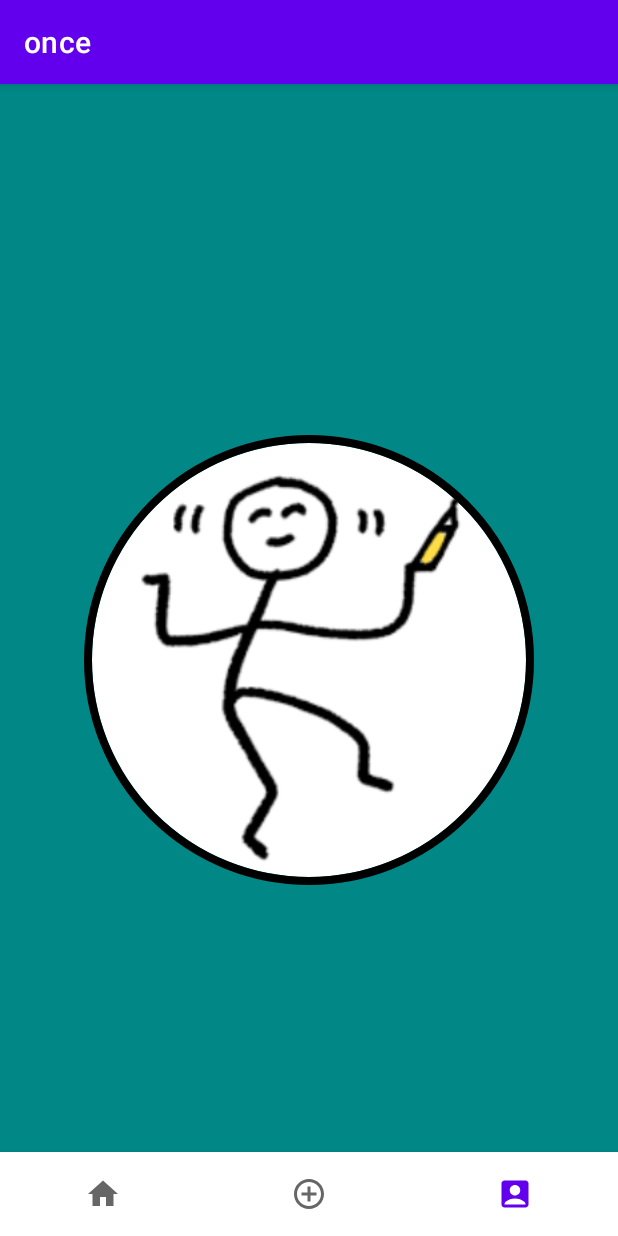
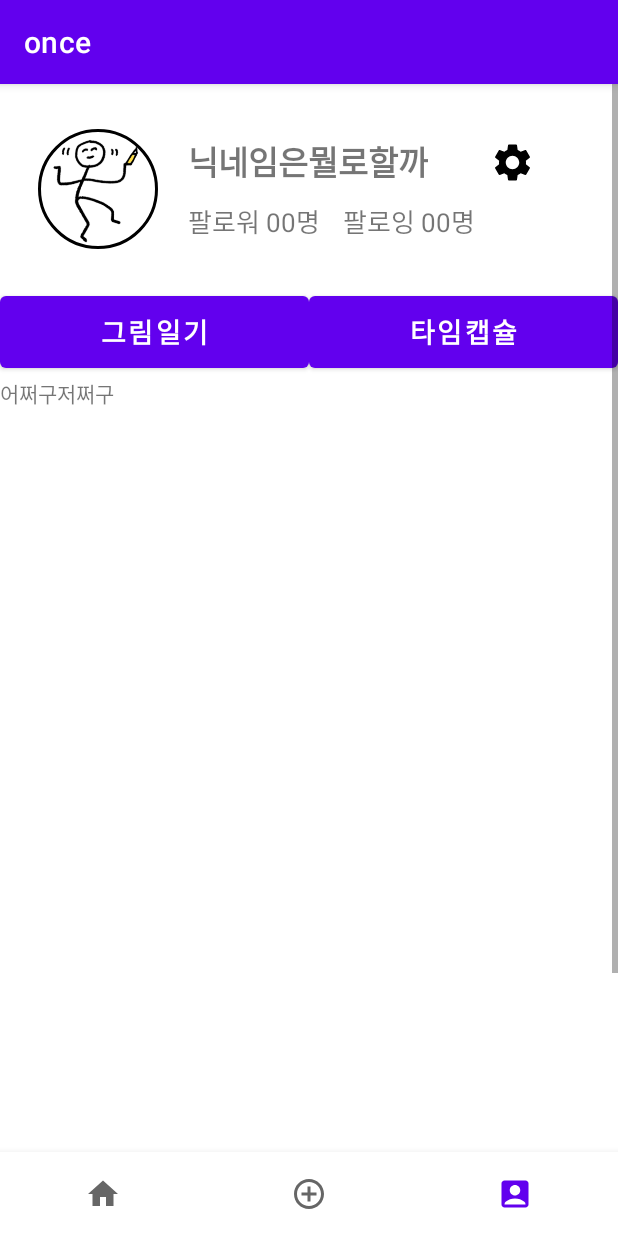
Before and after one commit to UzzerDiyonce/once, an Android app: the screen it shows after launch (MainActivity), item 3 of the bottom bar chosen, on a phone screen of 412 x 824 dp. Run offline under Robolectric (Android 15) with nearby library versions, the phone set to English and light mode, and no system bars; our stand-ins replace CircleImageView.

Commit message:
마이페이지1
프사, 닉네임, 팔로우, 팔로잉, 설정, 그림일기,타임캡슐 등 화면 배치

```diff
--- /dev/null
+++ b/app/src/main/res/drawable/ic_baseline_settings_24.xml
@@ -0,0 +1,5 @@
+<vector android:height="24dp" android:tint="#000000"
+    android:viewportHeight="24" android:viewportWidth="24"
+    android:width="24dp" xmlns:android="http://schemas.android.com/apk/res/android">
+    <path android:fillColor="@android:color/white" android:pathData="M19.14,12.94c0.04,-0.3 0.06,-0.61 0.06,-0.94c0,-0.32 -0.02,-0.64 -0.07,-0.94l2.03,-1.58c0.18,-0.14 0.23,-0.41 0.12,-0.61l-1.92,-3.32c-0.12,-0.22 -0.37,-0.29 -0.59,-0.22l-2.39,0.96c-0.5,-0.38 -1.03,-0.7 -1.62,-0.94L14.4,2.81c-0.04,-0.24 -0.24,-0.41 -0.48,-0.41h-3.84c-0.24,0 -0.43,0.17 -0.47,0.41L9.25,5.35C8.66,5.59 8.12,5.92 7.63,6.29L5.24,5.33c-0.22,-0.08 -0.47,0 -0.59,0.22L2.74,8.87C2.62,9.08 2.66,9.34 2.86,9.48l2.03,1.58C4.84,11.36 4.8,11.69 4.8,12s0.02,0.64 0.07,0.94l-2.03,1.58c-0.18,0.14 -0.23,0.41 -0.12,0.61l1.92,3.32c0.12,0.22 0.37,0.29 0.59,0.22l2.39,-0.96c0.5,0.38 1.03,0.7 1.62,0.94l0.36,2.54c0.05,0.24 0.24,0.41 0.48,0.41h3.84c0.24,0 0.44,-0.17 0.47,-0.41l0.36,-2.54c0.59,-0.24 1.13,-0.56 1.62,-0.94l2.39,0.96c0.22,0.08 0.47,0 0.59,-0.22l1.92,-3.32c0.12,-0.22 0.07,-0.47 -0.12,-0.61L19.14,12.94zM12,15.6c-1.98,0 -3.6,-1.62 -3.6,-3.6s1.62,-3.6 3.6,-3.6s3.6,1.62 3.6,3.6S13.98,15.6 12,15.6z"/>
+</vector>
--- a/app/src/main/res/layout/my_page.xml
+++ b/app/src/main/res/layout/my_page.xml
@@ -1,28 +1,116 @@
 <?xml version="1.0" encoding="utf-8"?>
 <FrameLayout xmlns:android="http://schemas.android.com/apk/res/android"
+    xmlns:app="http://schemas.android.com/apk/res-auto"
     xmlns:tools="http://schemas.android.com/tools"
-    xmlns:app="http://schemas.android.com/apk/res-auto"
     android:layout_width="match_parent"
     android:layout_height="match_parent"
-    android:background="@color/teal_700"
+    android:background="@color/white"
     tools:context=".MyPage">
 
-    <de.hdodenhof.circleimageview.CircleImageView
-        android:id="@+id/circle_iv"
-        android:layout_width="300dp"
-        android:layout_height="300dp"
-        android:layout_gravity="center"
-        android:background="@android:color/transparent"
-        app:civ_border_overlay="true"
-        app:civ_border_width="5dp"
-        app:civ_border_color="#000000"
-        android:src="@drawable/once_profileImg"
-        />
+    <ScrollView
+        android:id="@+id/mypage_scroll"
+        android:layout_width="match_parent"
+        android:layout_height="match_parent">
 
-    <!-- TODO: Update blank fragment layout -->
-    <TextView
-        android:layout_width="match_parent"
-        android:layout_height="match_parent"
-        />
+        <LinearLayout
+            android:layout_width="match_parent"
+            android:layout_height="wrap_content"
+            android:orientation="vertical">
 
+            <LinearLayout
+                android:layout_width="match_parent"
+                android:layout_height="wrap_content"
+                android:layout_marginTop="30dp"
+                android:orientation="horizontal">
+                <!--나중에 이미지 DB 연결해서 수정-->
+                <de.hdodenhof.circleimageview.CircleImageView
+                    android:id="@+id/circle_iv"
+                    android:layout_width="80dp"
+                    android:layout_height="80dp"
+                    android:layout_marginLeft="25dp"
+                    android:layout_marginRight="20dp"
+                    android:background="@android:color/transparent"
+                    android:src="@drawable/mypage_profile_img"
+                    app:civ_border_color="#000000"
+                    app:civ_border_overlay="true"
+                    app:civ_border_width="2dp" />
+
+                <LinearLayout
+                    android:layout_width="wrap_content"
+                    android:layout_height="wrap_content"
+                    android:layout_gravity="center"
+                    android:orientation="vertical">
+
+                    <!--나중에 닉네임 DB 연결해서 수정-->
+                    <TextView
+                        android:layout_width="wrap_content"
+                        android:layout_height="wrap_content"
+                        android:layout_marginBottom="10dp"
+                        android:text="닉네임은뭘로할까"
+                        android:textSize="22sp"
+                        android:textStyle="bold" />
+
+                    <!--나중에 팔로워/팔로잉 DB 연결해서 수정-->
+                    <LinearLayout
+                        android:layout_width="wrap_content"
+                        android:layout_height="wrap_content"
+                        android:orientation="horizontal">
+
+                        <TextView
+                            android:layout_width="wrap_content"
+                            android:layout_height="wrap_content"
+                            android:layout_marginRight="15dp"
+                            android:text="팔로워 00명"
+                            android:textSize="17sp" />
+
+                        <TextView
+                            android:layout_width="wrap_content"
+                            android:layout_height="wrap_content"
+                            android:text="팔로잉 00명"
+                            android:textSize="17sp" />
+                    </LinearLayout>
+                </LinearLayout>
+
+                <ImageButton
+                    android:layout_width="30dp"
+                    android:layout_height="30dp"
+                    android:layout_marginLeft="10dp"
+                    android:layout_marginTop="7dp"
+                    android:background="@android:color/transparent"
+                    android:padding="0sp"
+                    android:scaleType="centerCrop"
+                    android:src="@drawable/ic_baseline_settings_24" />
+            </LinearLayout>
+
+            <LinearLayout
+                android:layout_width="match_parent"
+                android:layout_height="wrap_content"
+                android:layout_marginTop="25dp"
+                android:orientation="horizontal">
+
+                <Button
+                    android:layout_width="match_parent"
+                    android:layout_height="60dp"
+                    android:layout_gravity="left"
+                    android:layout_weight="1"
+                    android:text="그림일기"
+                    android:textSize="18sp"
+                    android:textStyle="bold" />
+
+                <Button
+                    android:layout_width="match_parent"
+                    android:layout_height="60dp"
+                    android:layout_gravity="right"
+                    android:layout_weight="1"
+                    android:text="타임캡슐"
+                    android:textSize="18sp"
+                    android:textStyle="bold" />
+            </LinearLayout>
+
+            <TextView
+                android:layout_width="match_parent"
+                android:layout_height="800dp"
+                android:text="어쩌구저쩌구" />
+        </LinearLayout>
+    </ScrollView>
 </FrameLayout>
```
Also changed, not shown: app/src/main/res/drawable/mypage_profile_img.png (renamed from app/src/main/res/drawable/once_profileImg.png).
